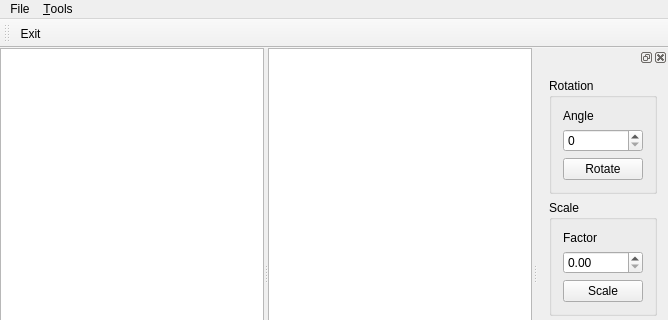
dsbabkov/dev-qt, file GraphicsFrameworkView/MainWindow.ui: the form before one commit; both pictures show x 0 to 668 and y 0 to 320 of the 668 by 520 pixel window.
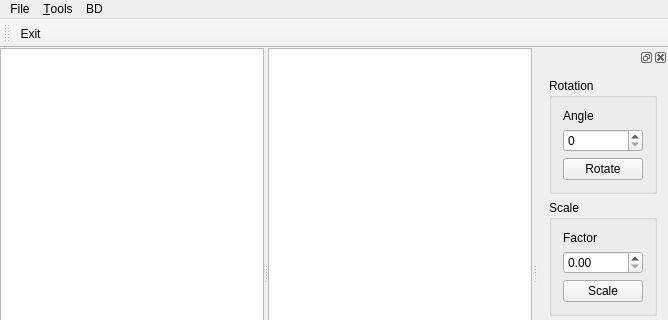
The form after the commit. Icons and pictures are not drawn.

```diff
--- a/GraphicsFrameworkView/MainWindow.ui
+++ b/GraphicsFrameworkView/MainWindow.ui
@@ -7,7 +7,7 @@
     <x>0</x>
     <y>0</y>
     <width>668</width>
-    <height>479</height>
+    <height>520</height>
    </rect>
   </property>
   <property name="windowTitle">
@@ -48,7 +48,7 @@
      <x>0</x>
      <y>0</y>
      <width>668</width>
-     <height>21</height>
+     <height>19</height>
     </rect>
    </property>
    <widget class="QMenu" name="menuFile">
@@ -63,9 +63,23 @@
     </property>
     <addaction name="setColorAct"/>
     <addaction name="lineEditAct"/>
+    <addaction name="separator"/>
+    <addaction name="clearAct"/>
+   </widget>
+   <widget class="QMenu" name="menuBD">
+    <property name="title">
+     <string>BD</string>
+    </property>
+    <addaction name="createConnectionAct"/>
+    <addaction name="createTableAct"/>
+    <addaction name="writeToBdAct"/>
+    <addaction name="readFromBdAct"/>
+    <addaction name="queryModelAct"/>
+    <addaction name="tableModelAct"/>
    </widget>
    <addaction name="menuFile"/>
    <addaction name="menu_Tools"/>
+   <addaction name="menuBD"/>
   </widget>
   <widget class="QToolBar" name="mainToolBar">
    <attribute name="toolBarArea">
```
Left out of the diff: 39 changed lines with no effect on the pictures.
